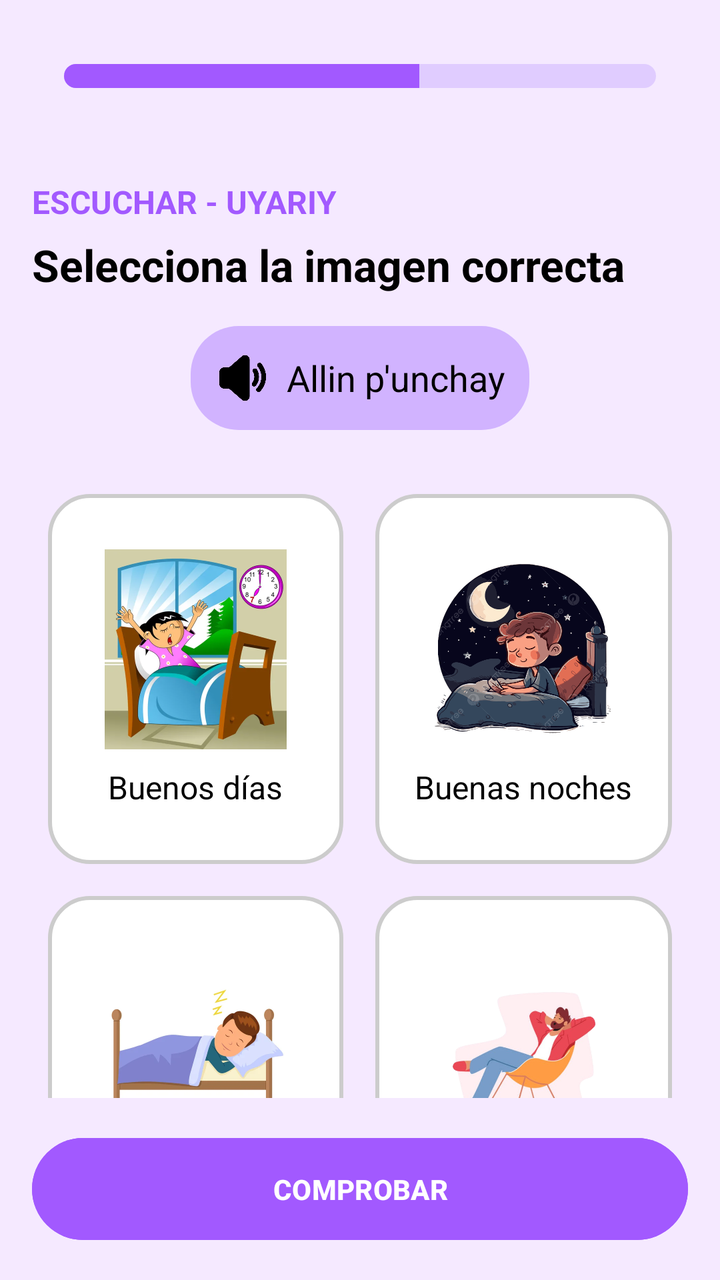
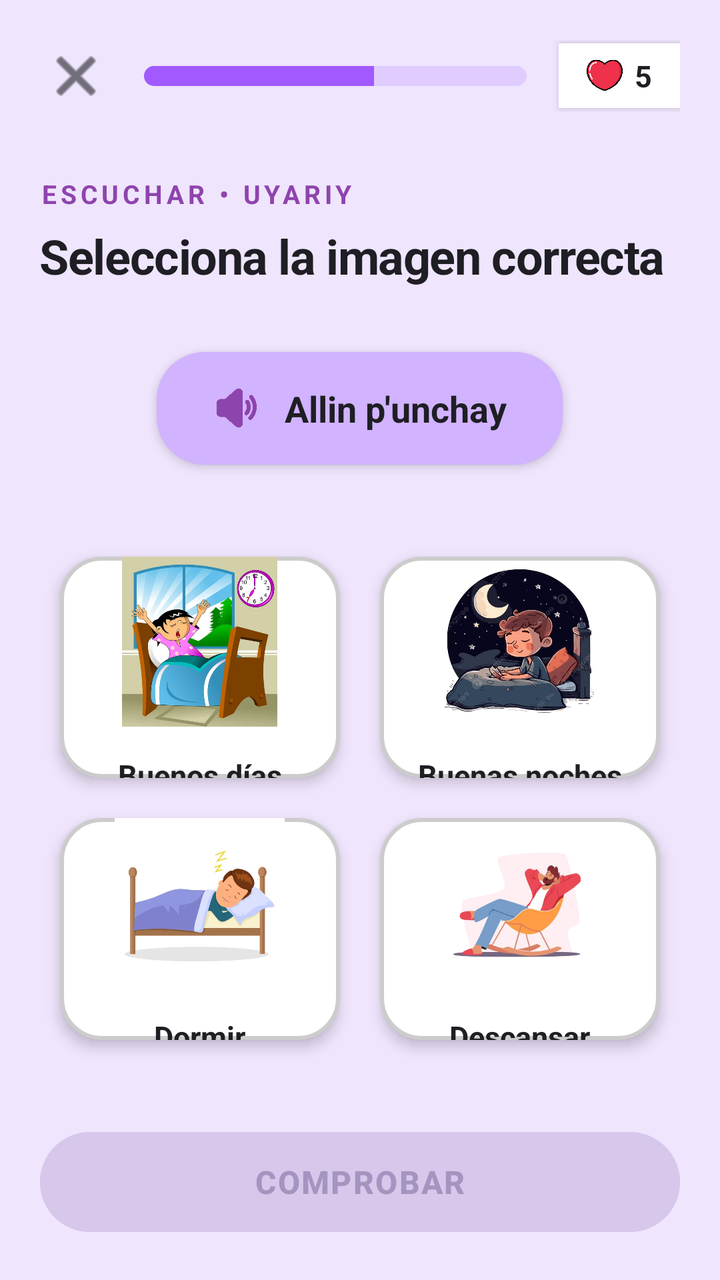

Compare the two renders of this Android layout. The source of the first and the diff that turns it into the second are given below.
<!-- AndroidManifest.xml: application theme Theme.PAQU -->
<!-- res/layout/activity_ejercicio1.xml -->
<?xml version="1.0" encoding="utf-8"?>
<RelativeLayout xmlns:android="http://schemas.android.com/apk/res/android"
    android:layout_width="match_parent"
    android:layout_height="match_parent"
    android:background="#F5E9FF"> 

    <LinearLayout
        android:layout_width="match_parent"
        android:layout_height="match_parent"
        android:orientation="vertical"
        android:padding="16dp">
    <LinearLayout
        android:layout_width="match_parent"
        android:layout_height="74dp"
        android:orientation="horizontal"
        android:padding="16dp">

        

        
        <ProgressBar
            android:id="@+id/progressBar"
            style="?android:attr/progressBarStyleHorizontal"
            android:layout_width="296dp"
            android:layout_height="12dp"
            android:layout_marginBottom="16dp"
            android:max="100"
            android:progress="60"
            android:progressDrawable="@drawable/progress_bar_lila" />

        <LinearLayout
            android:layout_width="34dp"
            android:layout_height="46dp"
            android:gravity="center"
            android:orientation="vertical">

            <ImageView
                android:layout_width="24dp"
                android:layout_height="24dp"
                android:contentDescription="Vidas"
                android:src="@drawable/corazonicon" />

            <TextView
                android:id="@+id/livesCount"
                android:layout_width="wrap_content"
                android:layout_height="wrap_content"
                android:layout_marginStart="4dp"
                android:text="5"
                android:textColor="@color/black"
                android:textSize="16sp" />

        </LinearLayout>
    </LinearLayout>
        
        <TextView
            android:layout_width="wrap_content"
            android:layout_height="wrap_content"
            android:layout_marginBottom="6dp"
            android:text="ESCUCHAR - UYARIY"
            android:textColor="#A259FF"
            android:textSize="16sp"
            android:textStyle="bold" />

        
        <TextView
            android:layout_width="wrap_content"
            android:layout_height="wrap_content"
            android:text="Selecciona la imagen correcta"
            android:textColor="#000000"
            android:textSize="22sp"
            android:textStyle="bold"
            android:layout_marginBottom="16dp" />

        
        <LinearLayout
            android:id="@+id/audioButton"
            android:layout_width="wrap_content"
            android:layout_height="wrap_content"
            android:padding="12dp"
            android:layout_gravity="center"
            android:background="@drawable/audio_button_bg"
            android:orientation="horizontal"
            android:gravity="center_vertical"
            android:layout_marginBottom="24dp">

            <ImageView
                android:layout_width="28dp"
                android:layout_height="28dp"
                android:src="@drawable/ic_audio"
                android:tint="#000000" />

            <TextView
                android:id="@+id/tvPalabraEscuchar"
                android:layout_width="wrap_content"
                android:layout_height="wrap_content"
                android:layout_marginStart="8dp"
                android:text="Allin p'unchay"
                android:textColor="#000000"
                android:textSize="18sp" />
        </LinearLayout>

        
        <GridLayout
            android:id="@+id/optionsGrid"
            android:layout_width="match_parent"
            android:layout_height="0dp"
            android:layout_marginBottom="16dp"
            android:layout_weight="1"
            android:columnCount="2"
            android:rowCount="2">

            
            <LinearLayout
                android:id="@+id/opcion1"
                android:layout_width="3dp"
                android:layout_height="185dp"
                android:layout_columnWeight="1"
                android:layout_margin="8dp"
                android:background="@drawable/option_background"
                android:clickable="true"
                android:focusable="true"
                android:gravity="center"
                android:orientation="vertical">

                <ImageView
                    android:id="@+id/img1"
                    android:layout_width="100dp"
                    android:layout_height="100dp"
                    android:src="@drawable/buenos_dias" />

                <TextView
                    android:id="@+id/txtImg1"
                    android:layout_width="wrap_content"
                    android:layout_height="wrap_content"
                    android:layout_marginTop="8dp"
                    android:text="Buenos días"
                    android:textColor="#000000"
                    android:textSize="16sp" />
            </LinearLayout>

            
            <LinearLayout
                android:id="@+id/opcion2"
                android:layout_width="2dp"
                android:layout_height="185dp"
                android:layout_columnWeight="1"
                android:layout_margin="8dp"
                android:background="@drawable/option_background"
                android:clickable="true"
                android:focusable="true"
                android:gravity="center"
                android:orientation="vertical">

                <ImageView
                    android:id="@+id/img2"
                    android:layout_width="100dp"
                    android:layout_height="100dp"
                    android:src="@drawable/buenas_noches" />

                <TextView
                    android:id="@+id/txtImg2"
                    android:layout_width="wrap_content"
                    android:layout_height="wrap_content"
                    android:layout_marginTop="8dp"
                    android:text="Buenas noches"
                    android:textColor="#000000"
                    android:textSize="16sp" />
            </LinearLayout>

            
            <LinearLayout
                android:id="@+id/opcion3"
                android:layout_width="4dp"
                android:layout_height="185dp"
                android:layout_columnWeight="1"
                android:layout_margin="8dp"
                android:background="@drawable/option_background"
                android:clickable="true"
                android:focusable="true"
                android:gravity="center"
                android:orientation="vertical">

                <ImageView
                    android:id="@+id/img3"
                    android:layout_width="100dp"
                    android:layout_height="100dp"
                    android:src="@drawable/dormir" />

                <TextView
                    android:id="@+id/txtImg3"
                    android:layout_width="wrap_content"
                    android:layout_height="wrap_content"
                    android:layout_marginTop="8dp"
                    android:text="Dormir"
                    android:textColor="#000000"
                    android:textSize="16sp" />
            </LinearLayout>

            
            <LinearLayout
                android:id="@+id/opcion4"
                android:layout_width="5dp"
                android:layout_height="185dp"
                android:layout_columnWeight="1"
                android:layout_margin="8dp"
                android:background="@drawable/option_background"
                android:clickable="true"
                android:focusable="true"
                android:gravity="center"
                android:orientation="vertical">

                <ImageView
                    android:id="@+id/img4"
                    android:layout_width="100dp"
                    android:layout_height="100dp"
                    android:src="@drawable/samay" />

                <TextView
                    android:id="@+id/txtImg4"
                    android:layout_width="wrap_content"
                    android:layout_height="wrap_content"
                    android:layout_marginTop="8dp"
                    android:text="Descansar"
                    android:textColor="#000000"
                    android:textSize="16sp" />
            </LinearLayout>
        </GridLayout>
        


        
        <Button
            android:id="@+id/checkButton"
            android:layout_width="match_parent"
            android:layout_height="wrap_content"
            android:text="COMPROBAR"
            android:enabled="false"
            android:backgroundTint="#A259FF"
            android:textColor="#FFFFFF"
            android:textStyle="bold"
            android:textAllCaps="false"
            android:padding="16dp" />
    </LinearLayout>
</RelativeLayout>
<!-- resources referenced by this layout -->
<resources>
  <color name="black">#FF000000</color>
  <!-- drawable audio_button_bg (drawable) -->
  <shape xmlns:android="http://schemas.android.com/apk/res/android" android:shape="rectangle">
      <solid android:color="#D1B3FF"/> 
      <corners android:radius="24dp"/>
      <padding android:left="12dp" android:top="8dp" android:right="12dp" android:bottom="8dp"/>
  </shape>
  <!-- drawable buenas_noches: png bitmap (drawable, 473898 bytes) -->
  <!-- drawable buenos_dias: jpg bitmap (drawable, 28462 bytes) -->
  <!-- drawable corazonicon: png bitmap (drawable, 26331 bytes) -->
  <!-- drawable dormir: jpg bitmap (drawable, 9368 bytes) -->
  <!-- drawable ic_audio: png bitmap (drawable, 10407 bytes) -->
  <!-- drawable option_background (drawable) -->
  <?xml version="1.0" encoding="utf-8"?>
  <selector xmlns:android="http://schemas.android.com/apk/res/android">
  
      
      <item android:state_selected="true">
          <shape android:shape="rectangle">
              <solid android:color="#D1B3FF" /> 
              <stroke android:width="3dp" android:color="#A259FF" /> 
              <corners android:radius="20dp" />
          </shape>
      </item>
  
      
      <item>
          <shape android:shape="rectangle">
              <solid android:color="#FFFFFF" />
              <stroke android:width="2dp" android:color="#CCCCCC" /> 
              <corners android:radius="20dp" />
          </shape>
      </item>
  </selector>
  <!-- drawable progress_bar_lila (drawable) -->
  <?xml version="1.0" encoding="utf-8"?>
  <layer-list xmlns:android="http://schemas.android.com/apk/res/android">
      
      <item android:id="@android:id/background">
          <shape>
              <corners android:radius="6dp" />
              <solid android:color="#E0CCFF" /> 
          </shape>
      </item>
  
      
      <item android:id="@android:id/progress">
          <clip>
              <shape>
                  <corners android:radius="6dp" />
                  <solid android:color="#A259FF" /> 
              </shape>
          </clip>
      </item>
  </layer-list>
  <!-- drawable samay: png bitmap (drawable, 158351 bytes) -->
  <style name="Theme.PAQU" parent="Base.Theme.PAQU" />
  <style name="Base.Theme.PAQU" parent="Theme.Material3.DayNight.NoActionBar">
          
          
      </style>
</resources>

<!-- the commit's change to res/layout/activity_ejercicio1.xml (unified diff, before → after) -->
@@ -1,101 +1,127 @@
 <?xml version="1.0" encoding="utf-8"?>
 <RelativeLayout xmlns:android="http://schemas.android.com/apk/res/android"
+    xmlns:app="http://schemas.android.com/apk/res-auto"
     android:layout_width="match_parent"
     android:layout_height="match_parent"
-    android:background="#F5E9FF"> 
+    android:background="#EFE5FD"> 
 
     <LinearLayout
         android:layout_width="match_parent"
         android:layout_height="match_parent"
         android:orientation="vertical"
-        android:padding="16dp">
-    <LinearLayout
-        android:layout_width="match_parent"
-        android:layout_height="74dp"
-        android:orientation="horizontal"
-        android:padding="16dp">
-
-        
-
-        
-        <ProgressBar
-            android:id="@+id/progressBar"
-            style="?android:attr/progressBarStyleHorizontal"
-            android:layout_width="296dp"
-            android:layout_height="12dp"
-            android:layout_marginBottom="16dp"
-            android:max="100"
-            android:progress="60"
-            android:progressDrawable="@drawable/progress_bar_lila" />
-
+        android:padding="20dp">
+
+        
         <LinearLayout
-            android:layout_width="34dp"
-            android:layout_height="46dp"
+            android:layout_width="match_parent"
+            android:layout_height="wrap_content"
+            android:gravity="center_vertical"
+            android:orientation="horizontal"
+            android:layout_marginBottom="32dp">
+
+            
+            <ImageButton
+                android:id="@+id/btnBackToMenu"
+                android:layout_width="36dp"
+                android:layout_height="36dp"
+                android:background="?android:attr/selectableItemBackgroundBorderless"
+                android:contentDescription="Regresar al menú"
+                android:src="@android:drawable/ic_menu_close_clear_cancel"
+                app:tint="#1E1E24" />
+
+            
+            <ProgressBar
+                android:id="@+id/progressBar"
+                style="?android:attr/progressBarStyleHorizontal"
+                android:layout_width="0dp"
+                android:layout_height="10dp"
+                android:layout_weight="1"
+                android:layout_marginStart="16dp"
+                android:layout_marginEnd="16dp"
+                android:max="100"
+                android:progress="60"
+                android:progressDrawable="@drawable/progress_bar_lila" />
+
+            
+            <LinearLayout
+                android:layout_width="wrap_content"
+                android:layout_height="wrap_content"
+                android:gravity="center"
+                android:orientation="horizontal"
+                android:background="#FFFFFF"
+                android:paddingHorizontal="14dp"
+                android:paddingVertical="6dp"
+                android:elevation="3dp">
+
+                <ImageView
+                    android:layout_width="18dp"
+                    android:layout_height="18dp"
+                    android:contentDescription="Vidas"
+                    android:src="@drawable/corazonicon" />
+
+                <TextView
+                    android:id="@+id/livesCount"
+                    android:layout_width="wrap_content"
+                    android:layout_height="wrap_content"
+                    android:layout_marginStart="6dp"
+                    android:text="5"
+                    android:textColor="#1E1E24"
+                    android:textSize="15sp"
+                    android:textStyle="bold" />
+            </LinearLayout>
+        </LinearLayout>
+
+        
+        <TextView
+            android:layout_width="wrap_content"
+            android:layout_height="wrap_content"
+            android:layout_marginBottom="6dp"
+            android:text="ESCUCHAR • UYARIY"
+            android:textColor="#8E44AD"
+            android:textSize="13sp"
+            android:textStyle="bold"
+            android:letterSpacing="0.15" />
+
+        <TextView
+            android:layout_width="wrap_content"
+            android:layout_height="wrap_content"
+            android:text="Selecciona la imagen correcta"
+            android:textColor="#1E1E24"
+            android:textSize="24sp"
+            android:textStyle="bold"
+            android:letterSpacing="-0.02"
+            android:layout_marginBottom="32dp" />
+
+        
+        <LinearLayout
+            android:id="@+id/audioButton"
+            android:layout_width="wrap_content"
+            android:layout_height="wrap_content"
+            android:paddingHorizontal="28dp"
+            android:paddingVertical="16dp"
+            android:layout_gravity="center"
+            android:background="@drawable/audio_button_bg"
+            android:clickable="true"
+            android:focusable="true"
+            android:elevation="3dp"
+            android:orientation="horizontal"
             android:gravity="center"
-            android:orientation="vertical">
+            android:layout_marginBottom="36dp">
 
             <ImageView
                 android:layout_width="24dp"
                 android:layout_height="24dp"
-                android:contentDescription="Vidas"
-                android:src="@drawable/corazonicon" />
-
-            <TextView
-                android:id="@+id/livesCount"
-                android:layout_width="wrap_content"
-                android:layout_height="wrap_content"
-                android:layout_marginStart="4dp"
-                android:text="5"
-                android:textColor="@color/black"
-                android:textSize="16sp" />
-
-        </LinearLayout>
-    </LinearLayout>
-        
-        <TextView
-            android:layout_width="wrap_content"
-            android:layout_height="wrap_content"
-            android:layout_marginBottom="6dp"
-            android:text="ESCUCHAR - UYARIY"
-            android:textColor="#A259FF"
-            android:textSize="16sp"
-            android:textStyle="bold" />
-
-        
-        <TextView
-            android:layout_width="wrap_content"
-            android:layout_height="wrap_content"
-            android:text="Selecciona la imagen correcta"
-            android:textColor="#000000"
-            android:textSize="22sp"
-            android:textStyle="bold"
-            android:layout_marginBottom="16dp" />
-
-        
-        <LinearLayout
-            android:id="@+id/audioButton"
-            android:layout_width="wrap_content"
-            android:layout_height="wrap_content"
-            android:padding="12dp"
-            android:layout_gravity="center"
-            android:background="@drawable/audio_button_bg"
-            android:orientation="horizontal"
-            android:gravity="center_vertical"
-            android:layout_marginBottom="24dp">
-
-            <ImageView
-                android:layout_width="28dp"
-                android:layout_height="28dp"
                 android:src="@drawable/ic_audio"
-                android:tint="#000000" />
+                app:tint="#8E44AD" />
 
             <TextView
                 android:id="@+id/tvPalabraEscuchar"
                 android:layout_width="wrap_content"
                 android:layout_height="wrap_content"
-                android:layout_marginStart="8dp"
+                android:layout_marginStart="12dp"
                 android:text="Allin p'unchay"
-                android:textColor="#000000"
+                android:textColor="#1E1E24"
+                android:textStyle="bold"
                 android:textSize="18sp" />
         </LinearLayout>
 
@@ -104,7 +130,7 @@
             android:id="@+id/optionsGrid"
             android:layout_width="match_parent"
             android:layout_height="0dp"
-            android:layout_marginBottom="16dp"
+            android:layout_marginBottom="32dp"
             android:layout_weight="1"
             android:columnCount="2"
             android:rowCount="2">
@@ -112,133 +138,145 @@
             
             <LinearLayout
                 android:id="@+id/opcion1"
-                android:layout_width="3dp"
-                android:layout_height="185dp"
-                android:layout_columnWeight="1"
-                android:layout_margin="8dp"
-                android:background="@drawable/option_background"
-                android:clickable="true"
-                android:focusable="true"
-                android:gravity="center"
-                android:orientation="vertical">
+                android:layout_width="0dp"
+                android:layout_height="0dp"
+                android:layout_columnWeight="1"
+                android:layout_rowWeight="1"
+                android:layout_margin="10dp"
+                android:background="@drawable/option_background"
+                android:clickable="true"
+                android:focusable="true"
+                android:gravity="center"
+                android:orientation="vertical"
+                android:elevation="4dp">
 
                 <ImageView
                     android:id="@+id/img1"
-                    android:layout_width="100dp"
-                    android:layout_height="100dp"
+                    android:layout_width="85dp"
+                    android:layout_height="85dp"
                     android:src="@drawable/buenos_dias" />
 
                 <TextView
                     android:id="@+id/txtImg1"
                     android:layout_width="wrap_content"
                     android:layout_height="wrap_content"
-                    android:layout_marginTop="8dp"
+                    android:layout_marginTop="14dp"
                     android:text="Buenos días"
-                    android:textColor="#000000"
-                    android:textSize="16sp" />
+                    android:textColor="#1E1E24"
+                    android:textSize="15sp"
+                    android:textStyle="bold" />
             </LinearLayout>
 
             
             <LinearLayout
                 android:id="@+id/opcion2"
-                android:layout_width="2dp"
-                android:layout_height="185dp"
-                android:layout_columnWeight="1"
-                android:layout_margin="8dp"
-                android:background="@drawable/option_background"
-                android:clickable="true"
-                android:focusable="true"
-                android:gravity="center"
-                android:orientation="vertical">
+                android:layout_width="0dp"
+                android:layout_height="0dp"
+                android:layout_columnWeight="1"
+                android:layout_rowWeight="1"
+                android:layout_margin="10dp"
+                android:background="@drawable/option_background"
+                android:clickable="true"
+                android:focusable="true"
+                android:gravity="center"
+                android:orientation="vertical"
+                android:elevation="4dp">
 
                 <ImageView
                     android:id="@+id/img2"
-                    android:layout_width="100dp"
-                    android:layout_height="100dp"
+                    android:layout_width="85dp"
+                    android:layout_height="85dp"
                     android:src="@drawable/buenas_noches" />
 
                 <TextView
                     android:id="@+id/txtImg2"
                     android:layout_width="wrap_content"
                     android:layout_height="wrap_content"
-                    android:layout_marginTop="8dp"
+                    android:layout_marginTop="14dp"
                     android:text="Buenas noches"
-                    android:textColor="#000000"
-                    android:textSize="16sp" />
+                    android:textColor="#1E1E24"
+                    android:textSize="15sp"
+                    android:textStyle="bold" />
             </LinearLayout>
 
             
             <LinearLayout
                 android:id="@+id/opcion3"
-                android:layout_width="4dp"
-                android:layout_height="185dp"
-                android:layout_columnWeight="1"
-                android:layout_margin="8dp"
-                android:background="@drawable/option_background"
-                android:clickable="true"
-                android:focusable="true"
-                android:gravity="center"
-                android:orientation="vertical">
+                android:layout_width="0dp"
+                android:layout_height="0dp"
+                android:layout_columnWeight="1"
+                android:layout_rowWeight="1"
+                android:layout_margin="10dp"
+                android:background="@drawable/option_background"
+                android:clickable="true"
+                android:focusable="true"
+                android:gravity="center"
+                android:orientation="vertical"
+                android:elevation="4dp">
 
                 <ImageView
                     android:id="@+id/img3"
-                    android:layout_width="100dp"
-                    android:layout_height="100dp"
+                    android:layout_width="85dp"
+                    android:layout_height="85dp"
                     android:src="@drawable/dormir" />
 
                 <TextView
                     android:id="@+id/txtImg3"
                     android:layout_width="wrap_content"
                     android:layout_height="wrap_content"
-                    android:layout_marginTop="8dp"
+                    android:layout_marginTop="14dp"
                     android:text="Dormir"
-                    android:textColor="#000000"
-                    android:textSize="16sp" />
+                    android:textColor="#1E1E24"
+                    android:textSize="15sp"
+                    android:textStyle="bold" />
             </LinearLayout>
 
             
             <LinearLayout
                 android:id="@+id/opcion4"
-                android:layout_width="5dp"
-                android:layout_height="185dp"
-                android:layout_columnWeight="1"
-                android:layout_margin="8dp"
-                android:background="@drawable/option_background"
-                android:clickable="true"
-                android:focusable="true"
-                android:gravity="center"
-                android:orientation="vertical">
+                android:layout_width="0dp"
+                android:layout_height="0dp"
+                android:layout_columnWeight="1"
+                android:layout_rowWeight="1"
+                android:layout_margin="10dp"
+                android:background="@drawable/option_background"
+                android:clickable="true"
+                android:focusable="true"
+                android:gravity="center"
+                android:orientation="vertical"
+                android:elevation="4dp">
 
                 <ImageView
                     android:id="@+id/img4"
-                    android:layout_width="100dp"
-                    android:layout_height="100dp"
+                    android:layout_width="85dp"
+                    android:layout_height="85dp"
                     android:src="@drawable/samay" />
 
                 <TextView
                     android:id="@+id/txtImg4"
                     android:layout_width="wrap_content"
                     android:layout_height="wrap_content"
-                    android:layout_marginTop="8dp"
+                    android:layout_marginTop="14dp"
                     android:text="Descansar"
-                    android:textColor="#000000"
-                    android:textSize="16sp" />
+                    android:textColor="#1E1E24"
+                    android:textSize="15sp"
+                    android:textStyle="bold" />
             </LinearLayout>
         </GridLayout>
-        
-
 
         
         <Button
             android:id="@+id/checkButton"
             android:layout_width="match_parent"
-            android:layout_height="wrap_content"
+            android:layout_height="58dp"
             android:text="COMPROBAR"
             android:enabled="false"
-            android:backgroundTint="#A259FF"
-            android:textColor="#FFFFFF"
+            android:backgroundTint="#D6C7EB"
+            android:textColor="#A594BF"
             android:textStyle="bold"
+            android:textSize="16sp"
             android:textAllCaps="false"
-            android:padding="16dp" />
+            android:letterSpacing="0.05"
+            android:elevation="4dp" />
     </LinearLayout>
 </RelativeLayout>
<!-- resource entries referenced after the edit -->
@@ -1,6 +1,5 @@
 <!-- resources referenced by this layout -->
 <resources>
-  <color name="black">#FF000000</color>
   <!-- drawable audio_button_bg (drawable) -->
   <shape xmlns:android="http://schemas.android.com/apk/res/android" android:shape="rectangle">
       <solid android:color="#D1B3FF"/> 
